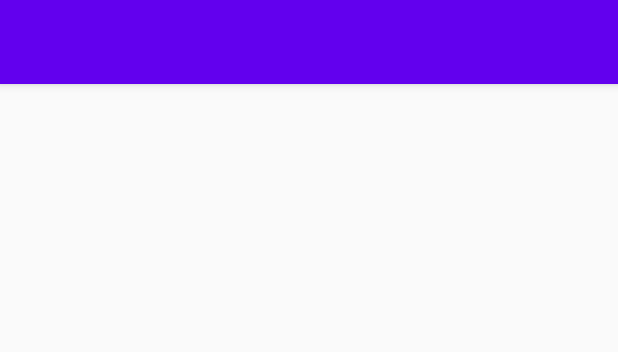
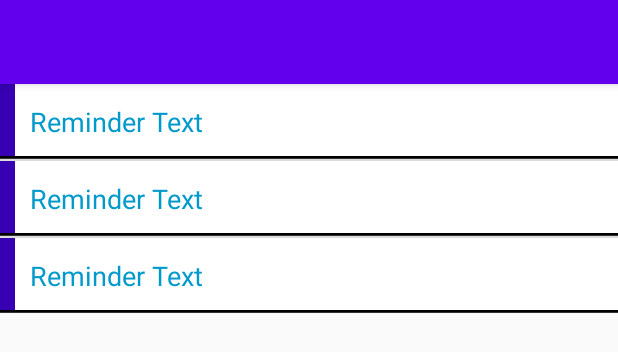
Before and after one commit to mohamed-mokhtar/RemindMe, an Android app: the layout activity_main.xml on its own in the app's theme, with its tools: preview values and no code run, on a phone screen of 412 x 824 dp. Shown: the top 352 px of the screen. Run offline under Robolectric (Android 15) with nearby library versions, the phone set to English and light mode, and no system bars.

Commit message:
Add reminder feature added

```diff
--- a/app/src/main/res/layout/activity_main.xml
+++ b/app/src/main/res/layout/activity_main.xml
@@ -1,17 +1,12 @@
 <?xml version="1.0" encoding="utf-8"?>
-<androidx.coordinatorlayout.widget.CoordinatorLayout xmlns:android="http://schemas.android.com/apk/res/android"
+<LinearLayout xmlns:android="http://schemas.android.com/apk/res/android"
     xmlns:app="http://schemas.android.com/apk/res-auto"
     xmlns:tools="http://schemas.android.com/tools"
-    android:id="@+id/list_view"
+    android:id="@+id/main_content"
+    android:orientation="vertical"
     android:layout_width="match_parent"
     android:layout_height="match_parent"
     tools:context=".MainActivity">
-
-    <ListView
-        android:layout_width="match_parent"
-        android:layout_height="match_parent"
-        tools:layout_editor_absoluteX="1dp"
-        tools:layout_editor_absoluteY="1dp" />
 
 
     <com.google.android.material.appbar.AppBarLayout
@@ -28,4 +23,10 @@
 
     </com.google.android.material.appbar.AppBarLayout>
 
-</androidx.coordinatorlayout.widget.CoordinatorLayout>
+    <ListView
+        android:id="@+id/list_view_id"
+        android:layout_width="match_parent"
+        android:layout_height="wrap_content"
+        tools:listitem="@layout/reminder_item" />
+
+</LinearLayout>
--- a/app/src/main/res/layout/add_reminder_dialog.xml
+++ b/app/src/main/res/layout/add_reminder_dialog.xml
@@ -53,6 +53,7 @@
         android:layout_height="wrap_content"
         android:layout_marginTop="10dp"
         android:background="@android:color/holo_green_light"
+        android:onClick="AddReminder"
         android:text="Commit"
         android:textSize="20sp" />
 
--- /dev/null
+++ b/app/src/main/res/layout/reminder_item.xml
@@ -0,0 +1,43 @@
+<?xml version="1.0" encoding="utf-8"?>
+<LinearLayout xmlns:android="http://schemas.android.com/apk/res/android"
+    android:layout_width="match_parent"
+    android:layout_height="50dp"
+    android:orientation="vertical"
+    android:background="@color/cardview_light_background">
+
+    <LinearLayout
+        android:orientation="horizontal"
+        android:layout_width="match_parent"
+        android:layout_height="48dp">
+
+
+        <view
+            android:id="@+id/row_tab"
+            class="android.view.View"
+            android:layout_width="10dp"
+            android:layout_height="match_parent"
+            android:background="@color/colorPrimaryDark" />
+
+        <TextView
+            android:id="@+id/row_text"
+            android:layout_width="match_parent"
+            android:layout_height="50dp"
+            android:ellipsize="end"
+            android:gravity="center_vertical"
+            android:maxLines="1"
+            android:padding="10dp"
+            android:text="Reminder Text"
+            android:textColor="@android:color/holo_blue_dark"
+            android:textSize="18sp" />
+    </LinearLayout>
+    <view
+        class="android.view.View"
+        android:layout_width="fill_parent"
+        android:layout_height="1dp"
+        android:background="#000"/>
+    <view
+        class="android.view.View"
+        android:layout_width="fill_parent"
+        android:layout_height="1dp"
+        android:background="#333"/>
+</LinearLayout>
--- a/app/src/main/res/values/colors.xml
+++ b/app/src/main/res/values/colors.xml
@@ -3,7 +3,7 @@
     <color name="colorPrimary">#6200EE</color>
     <color name="colorPrimaryDark">#3700B3</color>
     <color name="colorAccent">#03DAC5</color>
-    <color name="green">#1AFF00</color>
-    <color name="orange">#FF6803</color>
+    <color name="green">#00FF00</color>
+    <color name="orange">#FF0057</color>
 
 </resources>
--- a/app/src/main/res/values/strings.xml
+++ b/app/src/main/res/values/strings.xml
@@ -10,4 +10,5 @@
 
     <string name="hello_first_fragment">Hello first fragment</string>
     <string name="hello_second_fragment">Hello second fragment. Arg: %1$s</string>
+    <string name="title_activity_add_reminder">AddReminder</string>
 </resources>
```
Also changed, not shown: app/src/main/java/com/remindme/MainActivity.java (+43 -17 lines), app/src/main/java/com/remindme/RemindersDbAdapter.java (+21 -8 lines), app/src/main/java/com/remindme/RemindersSimpleCursorAdapter.java (+5 -4 lines), app/src/main/res/navigation/nav_graph.xml (deleted, +0 -28 lines).
